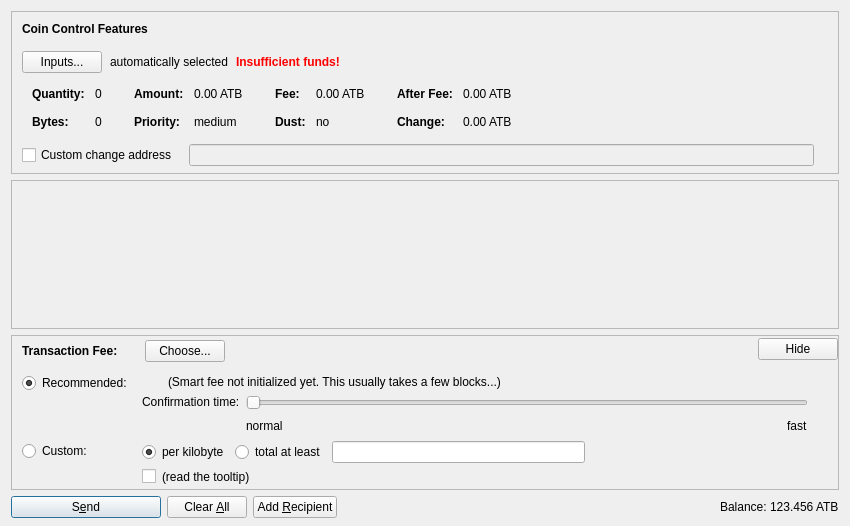
Above: src/qt/forms/sendcoinsdialog.ui from Ailein/atbcoin-insight before the change. Below: the same form after it.
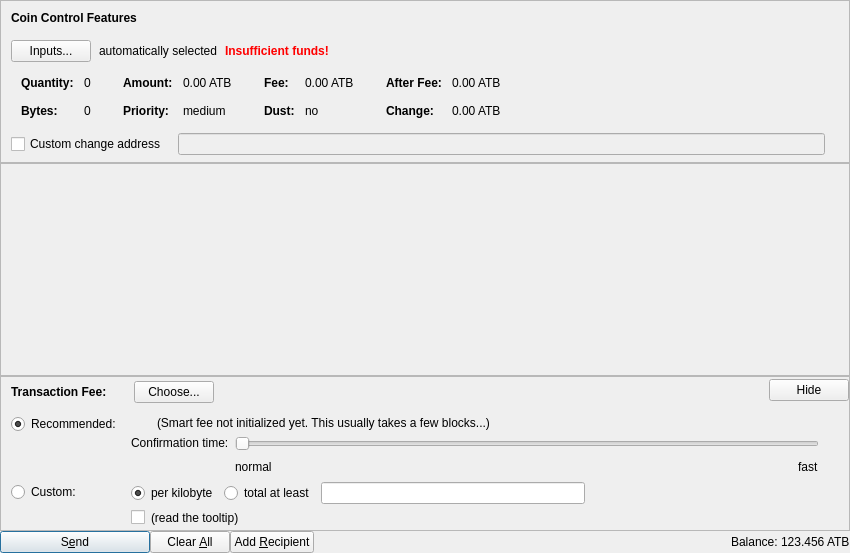
That is the form after the change. Icons and pictures are not drawn. Custom widgets are drawn as their Qt base class.

```diff
--- a/src/qt/forms/sendcoinsdialog.ui
+++ b/src/qt/forms/sendcoinsdialog.ui
@@ -7,15 +7,27 @@
     <x>0</x>
     <y>0</y>
     <width>850</width>
-    <height>526</height>
+    <height>553</height>
    </rect>
   </property>
   <property name="windowTitle">
    <string>Send Coins</string>
   </property>
   <layout class="QVBoxLayout" name="verticalLayout" stretch="0,1,0,0">
+   <property name="spacing">
+    <number>0</number>
+   </property>
+   <property name="leftMargin">
+    <number>0</number>
+   </property>
+   <property name="topMargin">
+    <number>0</number>
+   </property>
+   <property name="rightMargin">
+    <number>0</number>
+   </property>
    <property name="bottomMargin">
-    <number>8</number>
+    <number>0</number>
    </property>
    <item>
     <widget class="QFrame" name="frameCoinControl">
@@ -616,8 +628,8 @@
        <rect>
         <x>0</x>
         <y>0</y>
-        <width>830</width>
-        <height>104</height>
+        <width>848</width>
+        <height>99</height>
        </rect>
       </property>
       <layout class="QVBoxLayout" name="verticalLayout_2" stretch="0,1">
```
Left out of the diff: 2 changed lines with no effect on the pictures.
